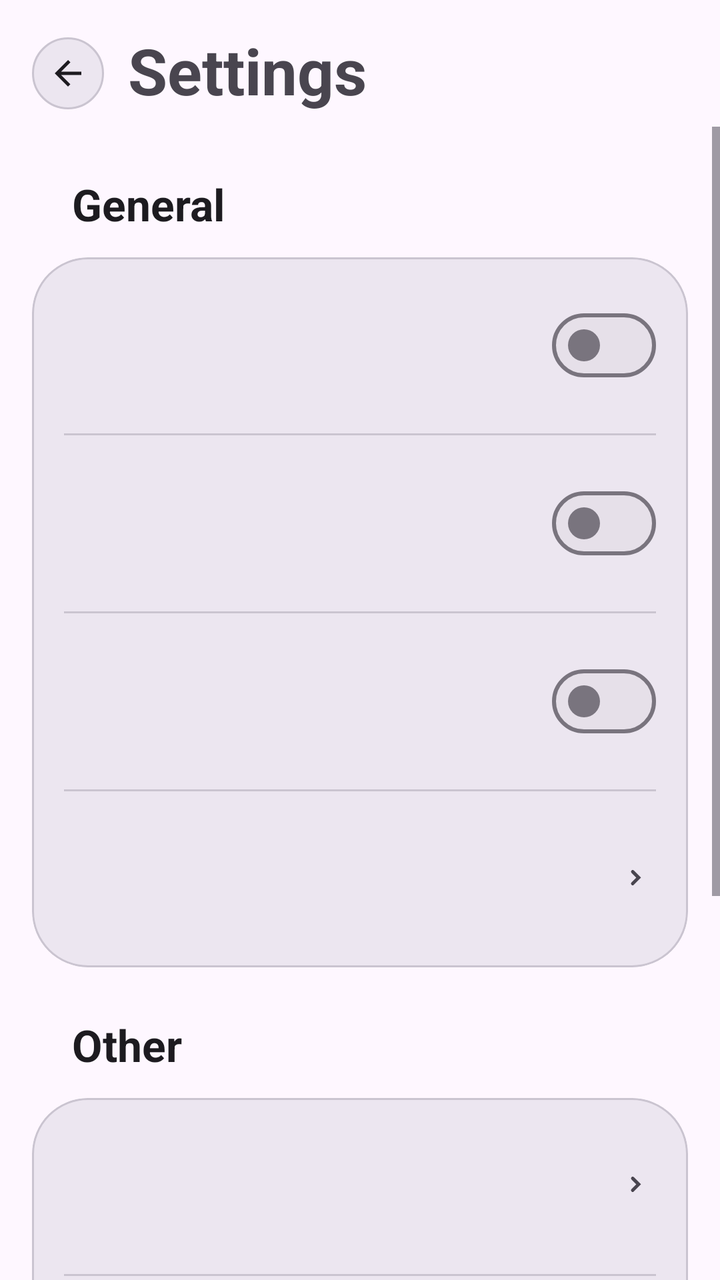
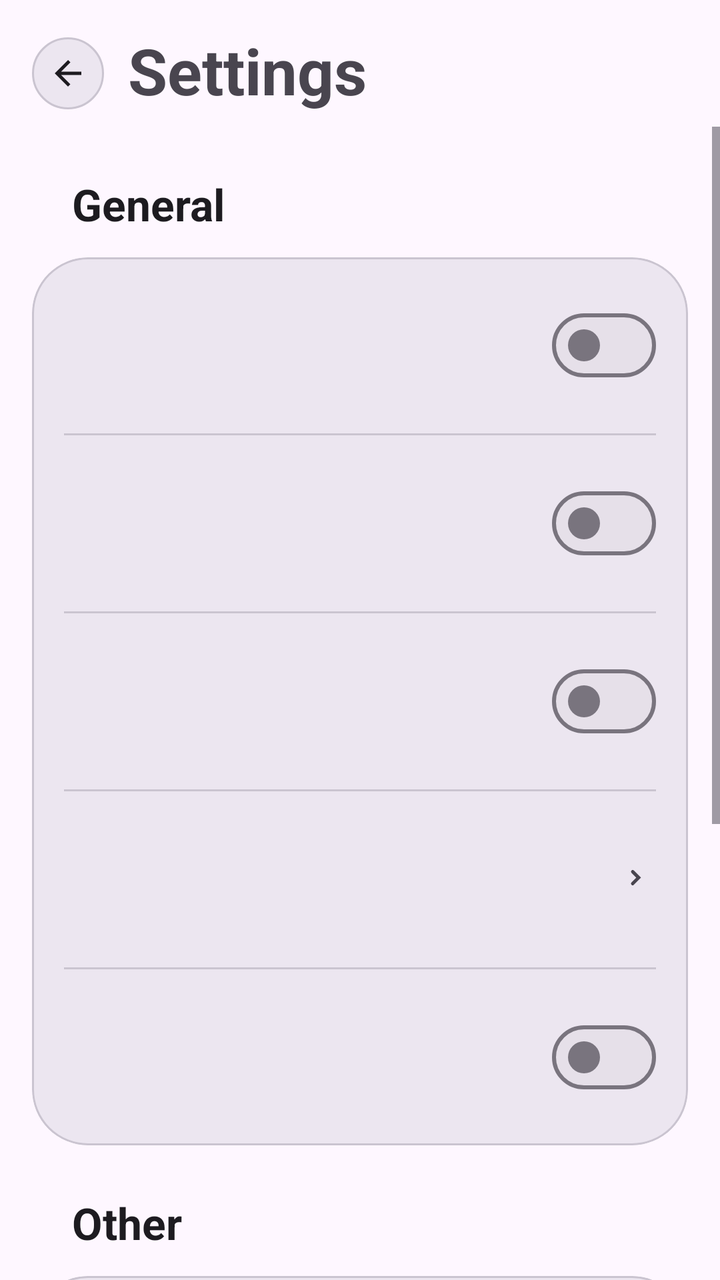

An Android layout rendered at two revisions. The XML below is the earlier revision; the diff shows what the commit changed to produce the second picture.
<!-- AndroidManifest.xml: application theme Theme.Dpis -->
<!-- res/layout/activity_system_server_settings.xml -->
<?xml version="1.0" encoding="utf-8"?>
<LinearLayout xmlns:android="http://schemas.android.com/apk/res/android"
    xmlns:app="http://schemas.android.com/apk/res-auto"
    xmlns:tools="http://schemas.android.com/tools" android:id="@+id/settings_root" android:layout_width="match_parent" android:layout_height="match_parent" android:orientation="vertical" tools:ignore="DuplicateIncludedIds">

    <LinearLayout android:id="@+id/settings_toolbar" android:layout_width="match_parent" android:layout_height="wrap_content" android:gravity="center_vertical" android:orientation="horizontal" android:paddingStart="16dp" android:paddingTop="18dp" android:paddingEnd="16dp" android:paddingBottom="8dp">

        <androidx.appcompat.widget.AppCompatImageButton android:id="@+id/settings_back_button" android:layout_width="@dimen/settings_back_button_size" android:layout_height="@dimen/settings_back_button_size" android:background="@drawable/bg_round_button_surface" android:contentDescription="@string/system_settings_back" android:padding="8dp" android:scaleType="centerInside" android:src="@drawable/ic_arrow_back_24" app:tint="?attr/colorOnSurface" />

        <com.google.android.material.textview.MaterialTextView android:layout_width="wrap_content" android:layout_height="wrap_content" android:layout_marginStart="12dp" android:includeFontPadding="false" android:text="@string/system_settings_title" android:textAppearance="@style/TextAppearance.Material3.HeadlineLarge" android:textStyle="bold" />
    </LinearLayout>

    <ScrollView android:layout_width="match_parent" android:layout_height="0dp" android:layout_weight="1">

        <LinearLayout android:id="@+id/settings_content" android:layout_width="match_parent" android:layout_height="wrap_content" android:orientation="vertical" android:paddingStart="16dp" android:paddingEnd="16dp" android:paddingBottom="24dp">

            <com.google.android.material.textview.MaterialTextView android:layout_width="wrap_content" android:layout_height="wrap_content" android:layout_marginStart="@dimen/settings_section_inset_start" android:layout_marginTop="24dp" android:text="@string/system_settings_section_general" android:textAppearance="@style/TextAppearance.Material3.TitleLarge" android:textStyle="bold" />

            <com.google.android.material.card.MaterialCardView android:id="@+id/settings_primary_switch_card" android:layout_width="match_parent" android:layout_height="wrap_content" android:layout_marginTop="12dp" app:cardBackgroundColor="?attr/colorSurfaceContainerHigh" app:cardCornerRadius="28dp" app:strokeColor="?attr/colorOutlineVariant" app:strokeWidth="1dp">

                <LinearLayout android:layout_width="match_parent" android:layout_height="wrap_content" android:orientation="vertical">

                    <include android:id="@+id/row_system_hooks" layout="@layout/item_settings_switch" />

                    <com.google.android.material.divider.MaterialDivider android:layout_width="match_parent" android:layout_height="wrap_content" android:layout_marginStart="16dp" android:layout_marginEnd="16dp" />

                    <include android:id="@+id/row_safe_mode" layout="@layout/item_settings_switch" />

                    <com.google.android.material.divider.MaterialDivider android:layout_width="match_parent" android:layout_height="wrap_content" android:layout_marginStart="16dp" android:layout_marginEnd="16dp" />

                    <include android:id="@+id/row_global_log" layout="@layout/item_settings_switch" />

                    <com.google.android.material.divider.MaterialDivider android:layout_width="match_parent" android:layout_height="wrap_content" android:layout_marginStart="16dp" android:layout_marginEnd="16dp" />

                    <include android:id="@+id/row_font_debug_overlay" layout="@layout/item_settings_entry" />
                </LinearLayout>
            </com.google.android.material.card.MaterialCardView>

            <com.google.android.material.textview.MaterialTextView android:layout_width="wrap_content" android:layout_height="wrap_content" android:layout_marginStart="@dimen/settings_section_inset_start" android:layout_marginTop="24dp" android:text="@string/settings_section_other" android:textAppearance="@style/TextAppearance.Material3.TitleLarge" android:textStyle="bold" />

            <com.google.android.material.card.MaterialCardView android:layout_width="match_parent" android:layout_height="wrap_content" android:layout_marginTop="12dp" app:cardBackgroundColor="?attr/colorSurfaceContainerHigh" app:cardCornerRadius="28dp" app:strokeColor="?attr/colorOutlineVariant" app:strokeWidth="1dp">

                <LinearLayout android:layout_width="match_parent" android:layout_height="wrap_content" android:orientation="vertical">

                    <include android:id="@+id/row_about" layout="@layout/item_settings_entry" />

                    <com.google.android.material.divider.MaterialDivider android:layout_width="match_parent" android:layout_height="wrap_content" android:layout_marginStart="16dp" android:layout_marginEnd="16dp" />

                    <include android:id="@+id/row_config_backup" layout="@layout/item_settings_entry" />

                    <com.google.android.material.divider.MaterialDivider android:layout_width="match_parent" android:layout_height="wrap_content" android:layout_marginStart="16dp" android:layout_marginEnd="16dp" />

                    <include android:id="@+id/row_language" layout="@layout/item_settings_entry" />

                    <com.google.android.material.divider.MaterialDivider android:layout_width="match_parent" android:layout_height="wrap_content" android:layout_marginStart="16dp" android:layout_marginEnd="16dp" />

                    <include android:id="@+id/row_hide_launcher_icon" layout="@layout/item_settings_switch" />
                </LinearLayout>
            </com.google.android.material.card.MaterialCardView>
        </LinearLayout>
    </ScrollView>
</LinearLayout>
<!-- res/layout/item_settings_switch.xml (included above) -->
<?xml version="1.0" encoding="utf-8"?>
<LinearLayout xmlns:android="http://schemas.android.com/apk/res/android"
    xmlns:app="http://schemas.android.com/apk/res-auto" android:layout_width="match_parent" android:layout_height="wrap_content" android:background="?attr/selectableItemBackground" android:gravity="center_vertical" android:minHeight="88dp" android:orientation="horizontal" android:paddingStart="16dp" android:paddingTop="12dp" android:paddingEnd="16dp" android:paddingBottom="12dp">

    <androidx.appcompat.widget.AppCompatImageView android:id="@+id/setting_icon" android:layout_width="24dp" android:layout_height="24dp" android:contentDescription="@null" app:tint="?attr/colorOnSurfaceVariant" />

    <LinearLayout android:layout_width="0dp" android:layout_height="wrap_content" android:layout_marginStart="14dp" android:layout_weight="1" android:orientation="vertical">

        <com.google.android.material.textview.MaterialTextView android:id="@+id/setting_title" android:layout_width="match_parent" android:layout_height="wrap_content" android:textAppearance="@style/TextAppearance.Material3.TitleMedium" android:textStyle="bold" />

        <com.google.android.material.textview.MaterialTextView android:id="@+id/setting_subtitle" android:layout_width="match_parent" android:layout_height="wrap_content" android:layout_marginTop="2dp" android:textAppearance="@style/TextAppearance.Material3.BodyMedium" android:textColor="?attr/colorOnSurfaceVariant" />
    </LinearLayout>

    <com.google.android.material.materialswitch.MaterialSwitch android:id="@+id/setting_switch" android:layout_width="wrap_content" android:layout_height="wrap_content" android:layout_marginStart="16dp" android:saveEnabled="false" android:showText="false" android:splitTrack="false" android:switchMinWidth="56dp" android:switchPadding="0dp" app:thumbTint="@color/settings_switch_thumb_tint" app:trackTint="@color/settings_switch_track_tint" app:useMaterialThemeColors="false" />
</LinearLayout>
<!-- res/layout/item_settings_entry.xml (included above) -->
<?xml version="1.0" encoding="utf-8"?>
<LinearLayout xmlns:android="http://schemas.android.com/apk/res/android"
    xmlns:app="http://schemas.android.com/apk/res-auto" android:layout_width="match_parent" android:layout_height="wrap_content" android:background="?attr/selectableItemBackground" android:gravity="center_vertical" android:minHeight="88dp" android:orientation="horizontal" android:paddingStart="16dp" android:paddingTop="12dp" android:paddingEnd="16dp" android:paddingBottom="12dp">

    <androidx.appcompat.widget.AppCompatImageView android:id="@+id/setting_icon" android:layout_width="24dp" android:layout_height="24dp" android:contentDescription="@null" app:tint="?attr/colorOnSurfaceVariant" />

    <LinearLayout android:layout_width="0dp" android:layout_height="wrap_content" android:layout_marginStart="14dp" android:layout_weight="1" android:orientation="vertical">

        <com.google.android.material.textview.MaterialTextView android:id="@+id/setting_title" android:layout_width="match_parent" android:layout_height="wrap_content" android:textAppearance="@style/TextAppearance.Material3.TitleMedium" android:textStyle="bold" />

        <com.google.android.material.textview.MaterialTextView android:id="@+id/setting_subtitle" android:layout_width="match_parent" android:layout_height="wrap_content" android:layout_marginTop="2dp" android:textAppearance="@style/TextAppearance.Material3.BodyMedium" android:textColor="?attr/colorOnSurfaceVariant" />
    </LinearLayout>

    <androidx.appcompat.widget.AppCompatImageView android:id="@+id/setting_chevron" android:layout_width="20dp" android:layout_height="20dp" android:layout_marginStart="12dp" android:contentDescription="@null" android:src="@drawable/ic_chevron_right_24" app:tint="?attr/colorOnSurfaceVariant" />
</LinearLayout>
<!-- resources referenced by this layout -->
<resources>
  <dimen name="settings_back_button_size">36dp</dimen>
  <dimen name="settings_section_inset_start">20dp</dimen>
  <!-- drawable bg_round_button_surface (drawable) -->
  <?xml version="1.0" encoding="utf-8"?>
  <shape xmlns:android="http://schemas.android.com/apk/res/android"
      android:shape="oval">
      <solid android:color="?attr/colorSurfaceContainerHigh" />
      <stroke
          android:width="1dp"
          android:color="?attr/colorOutlineVariant" />
  </shape>
  <!-- drawable ic_arrow_back_24 (drawable) -->
  <?xml version="1.0" encoding="utf-8"?>
  <vector xmlns:android="http://schemas.android.com/apk/res/android"
      android:width="24dp"
      android:height="24dp"
      android:viewportWidth="24"
      android:viewportHeight="24">
      <path
          android:fillColor="#FFFFFFFF"
          android:pathData="M20,11H7.83l5.59,-5.59L12,4l-8,8l8,8l1.41,-1.41L7.83,13H20z" />
  </vector>
  <!-- drawable ic_chevron_right_24 (drawable) -->
  <?xml version="1.0" encoding="utf-8"?>
  <vector xmlns:android="http://schemas.android.com/apk/res/android"
      android:width="24dp"
      android:height="24dp"
      android:viewportWidth="24"
      android:viewportHeight="24">
      <path
          android:fillColor="@android:color/white"
          android:pathData="M9.29,6.71a1,1 0,0 1,1.42 0L15,11l-4.29,4.29a1,1 0,1 1,-1.42 -1.42L12.17,11 9.29,8.12a1,1 0,0 1,0 -1.41z" />
  </vector>
  <string name="settings_section_other">Other</string>
  <string name="system_settings_back">Back</string>
  <string name="system_settings_section_general">General</string>
  <string name="system_settings_title">Settings</string>
  <style name="Theme.Dpis" parent="Theme.Material3.DayNight.NoActionBar">
          <item name="android:statusBarColor">@android:color/transparent</item>
          <item name="android:navigationBarColor">@android:color/transparent</item>
          <item name="android:windowLightStatusBar">true</item>
      </style>
</resources>

<!-- the commit's change to res/layout/activity_system_server_settings.xml (unified diff, before → after) -->
@@ -33,6 +33,10 @@
                     <com.google.android.material.divider.MaterialDivider android:layout_width="match_parent" android:layout_height="wrap_content" android:layout_marginStart="16dp" android:layout_marginEnd="16dp" />
 
                     <include android:id="@+id/row_font_debug_overlay" layout="@layout/item_settings_entry" />
+
+                    <com.google.android.material.divider.MaterialDivider android:layout_width="match_parent" android:layout_height="wrap_content" android:layout_marginStart="16dp" android:layout_marginEnd="16dp" />
+
+                    <include android:id="@+id/row_hyperos_flutter_font_hook" layout="@layout/item_settings_switch" />
                 </LinearLayout>
             </com.google.android.material.card.MaterialCardView>
 
